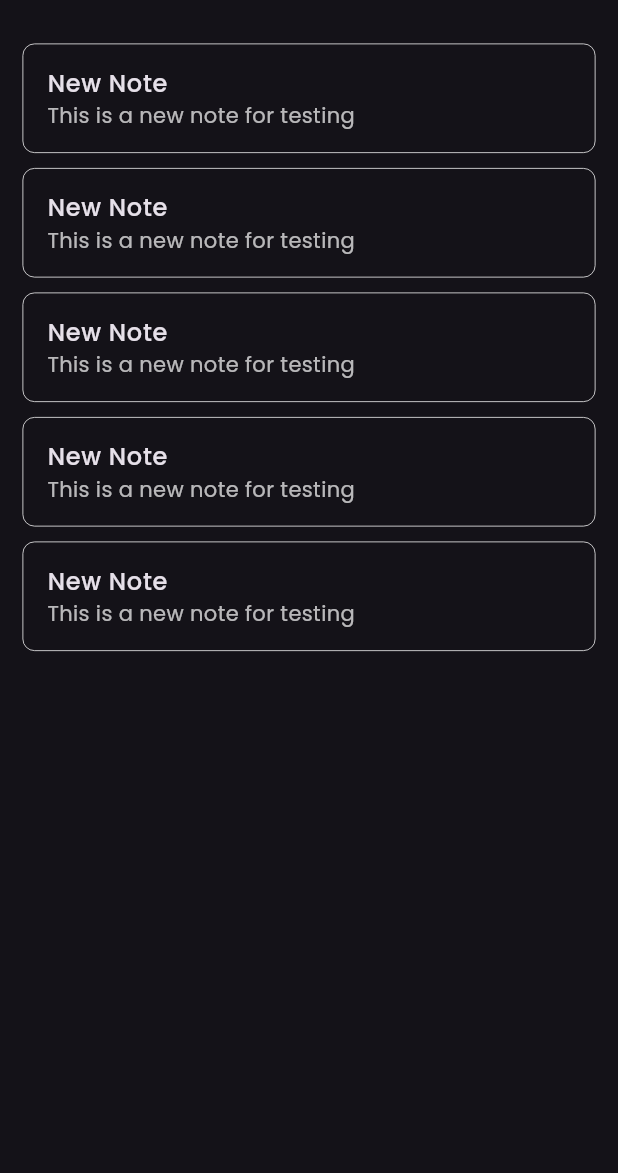
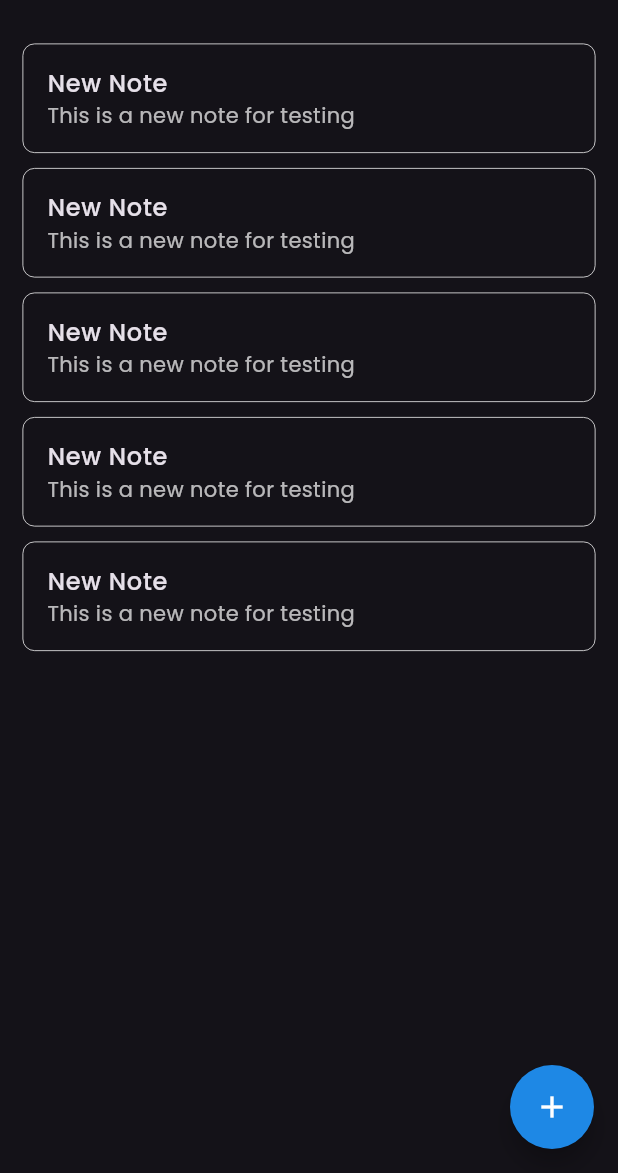
Before and after one commit to paula-a-pham/nota-app, a Flutter app: the screen it shows after launch, on a phone screen of 412 x 824 dp, the part 63-1236 px from its top. Run offline on Flutter 3.47's test engine with Material 3 defaults, Android fonts, the phone set to English and light mode, and no system bars.

Commit message:
create custom floating action button

```diff
--- a/lib/views/notes_view.dart
+++ b/lib/views/notes_view.dart
@@ -1,4 +1,5 @@
 import 'package:flutter/material.dart';
+import 'package:nota/widgets/custom_floating_action_button.dart';
 import 'package:nota/widgets/custom_list_view.dart';
 
 class NotesView extends StatelessWidget {
@@ -14,6 +15,7 @@ class NotesView extends StatelessWidget {
         padding: EdgeInsets.all(15.0),
         child: CustomListView(),
       ),
+      floatingActionButton: const CustomFloatingActionButton(),
     );
   }
 }
--- /dev/null
+++ b/lib/widgets/custom_floating_action_button.dart
@@ -0,0 +1,19 @@
+import 'package:flutter/material.dart';
+import 'package:nota/constants/colors.dart';
+
+class CustomFloatingActionButton extends StatelessWidget {
+  const CustomFloatingActionButton({
+    super.key,
+  });
+
+  @override
+  Widget build(BuildContext context) {
+    return FloatingActionButton(
+      onPressed: () {},
+      backgroundColor: kPrimaryColor,
+      foregroundColor: Colors.white,
+      shape: const CircleBorder(),
+      child: const Icon(Icons.add),
+    );
+  }
+}
```
